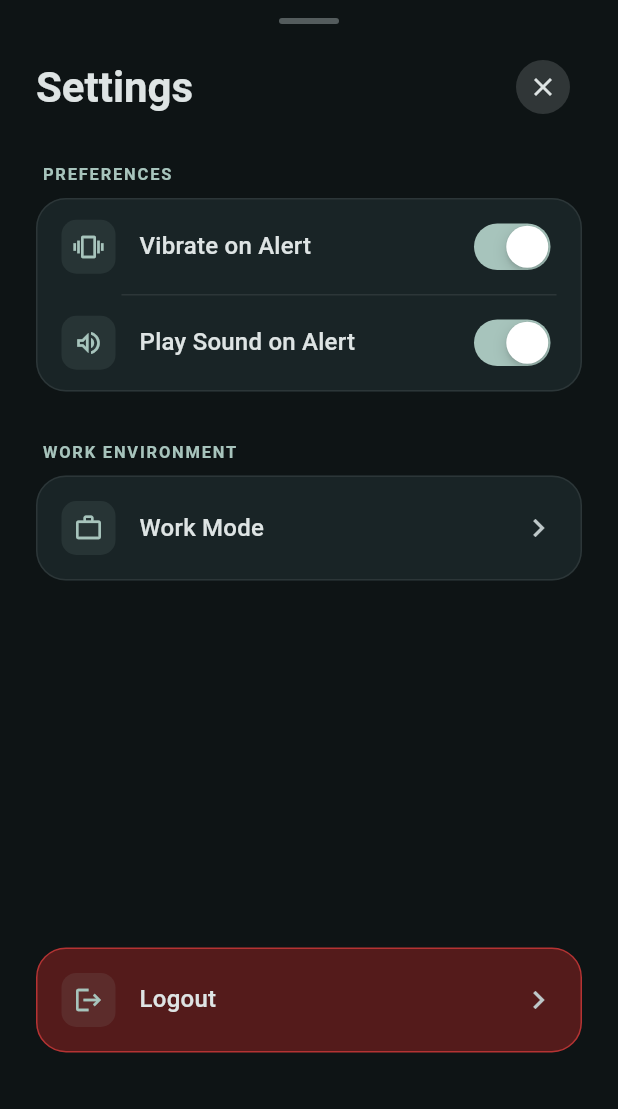
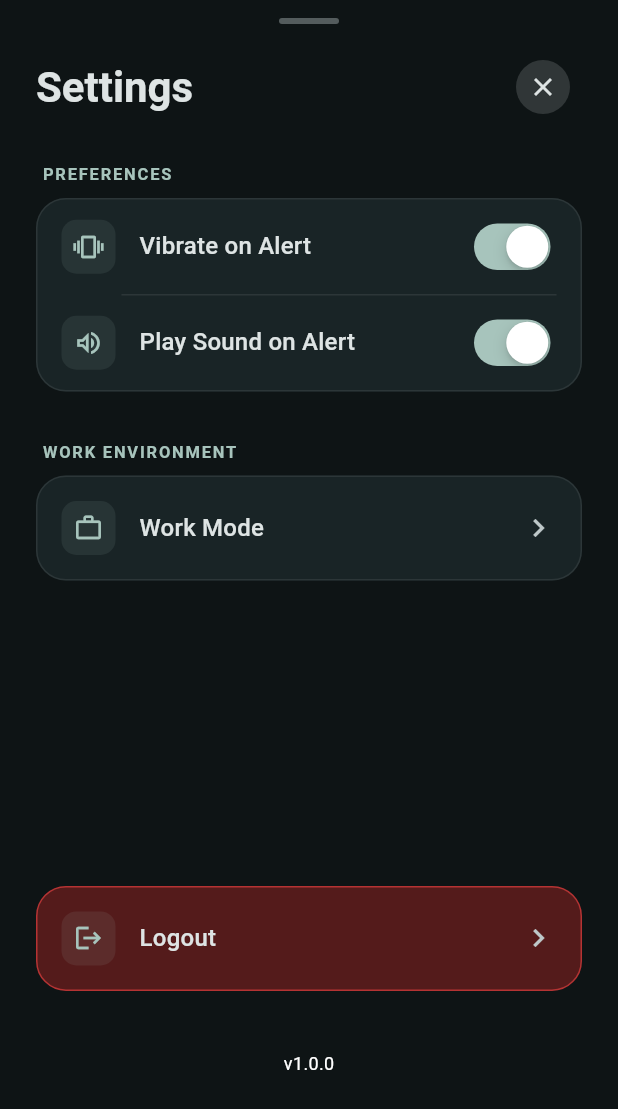
Before and after one commit to Pramodpal333/breakly, a Flutter app: the SettingsBottomSheet widget shown alone on an empty page, opened directly, on a phone screen of 412 x 824 dp. Shown: the top 1109 px of the screen. Run offline on Flutter 3.47's test engine with Material 3 defaults, Android fonts, the phone set to English and light mode, and no system bars; our stand-ins replace audioplayers, equatable, flutter_bloc, flutter_card_swiper, flutter_svg, gap and 5 more; accounts and stored records are empty.

Commit message:
feat: Add `VersionService` to display app version in the settings bottom sheet and refine home page UI spacing.

```diff
--- a/lib/core/di/injection_container.dart
+++ b/lib/core/di/injection_container.dart
@@ -2,6 +2,7 @@ import 'package:get_it/get_it.dart';
 import '../../features/home/bloc/timer_bloc.dart';
 import '../utils/ticker.dart';
 import '../services/audio_service.dart';
+import '../services/version_service.dart';
 
 import 'package:shared_preferences/shared_preferences.dart';
 import '../services/preferences_service.dart';
@@ -16,6 +17,10 @@ Future<void> setupLocator() async {
   // Services
   sl.registerLazySingleton(() => AudioService(sl()));
 
+  final versionService = VersionService();
+  await versionService.init();
+  sl.registerSingleton<VersionService>(versionService);
+
   // BLoC
   sl.registerFactory(() => TimerBloc(ticker: sl(), preferencesService: sl()));
 
--- /dev/null
+++ b/lib/core/services/version_service.dart
@@ -0,0 +1,15 @@
+import 'package:package_info_plus/package_info_plus.dart';
+
+class VersionService {
+  String _version = '';
+  String _buildNumber = '';
+
+  Future<void> init() async {
+    final packageInfo = await PackageInfo.fromPlatform();
+    _version = packageInfo.version;
+    _buildNumber = packageInfo.buildNumber;
+  }
+
+  String get appVersion => 'v$_version';
+  String get fullVersion => 'v$_version+$_buildNumber';
+}
--- a/lib/core/theme/app_text_styles.dart
+++ b/lib/core/theme/app_text_styles.dart
@@ -45,6 +45,11 @@ class AppTextStyles {
     fontFamily: fontFamily,
     fontSize: 14.0,
   );
+
+  static const TextStyle labelSmall = TextStyle(
+    fontFamily: fontFamily,
+    fontSize: 12.0,
+  );
 }
 
 extension TextStyleExtensions on TextStyle {
--- a/lib/features/home/screens/home_page.dart
+++ b/lib/features/home/screens/home_page.dart
@@ -2,6 +2,7 @@ import 'package:flutter/material.dart';
 import 'package:flutter_bloc/flutter_bloc.dart';
 import 'package:gap/gap.dart';
 import '../../../core/di/injection_container.dart';
+import '../../../core/services/version_service.dart';
 import '../../../core/services/audio_service.dart';
 import '../bloc/timer_bloc.dart';
 import '../bloc/timer_event.dart';
@@ -79,7 +80,7 @@ class HomeView extends StatelessWidget {
                     )
                   else ...[
                     // const Spacer(),
-                    Gap(70),
+                    Gap(50),
                     // Main Timer Display
                     TimerCircle(
                       totalSeconds: (state.focusDurationMinutes * 60).toInt(),
@@ -118,7 +119,7 @@ class HomeView extends StatelessWidget {
                       showReset: state.status != TimerStatus.initial,
                       primaryColor: primaryColor,
                     ),
-                    const SizedBox(height: 40),
+                    const SizedBox(height: 20),
                   ],
                 ],
               ),
--- a/lib/features/home/widgets/settings_bottom_sheet.dart
+++ b/lib/features/home/widgets/settings_bottom_sheet.dart
@@ -1,4 +1,6 @@
+import 'package:breakly/core/services/version_service.dart';
 import 'package:breakly/core/theme/app_colors.dart';
+import 'package:breakly/core/theme/app_text_styles.dart';
 import 'package:breakly/features/onboarding/screens/onboarding_screen.dart';
 import 'package:flutter/cupertino.dart';
 import 'package:flutter/material.dart';
@@ -191,6 +193,13 @@ class _SettingsBottomSheetState extends State<SettingsBottomSheet> {
               ],
             ),
           ),
+          Padding(
+            padding: const EdgeInsets.only(bottom: 24),
+            child: Text(
+              sl<VersionService>().appVersion,
+              style: AppTextStyles.labelSmall.copyWith(color: Colors.white),
+            ),
+          ),
         ],
       ),
     );
--- a/pubspec.yaml
+++ b/pubspec.yaml
@@ -44,6 +44,7 @@ dependencies:
   vibration: ^3.1.4
   smooth_corner: ^1.1.1
   flutter_svg: ^2.0.17
+  package_info_plus: ^8.0.0
 
 dev_dependencies:
   flutter_test:
```
Also changed, not shown: pubspec.lock, 2 other files.
